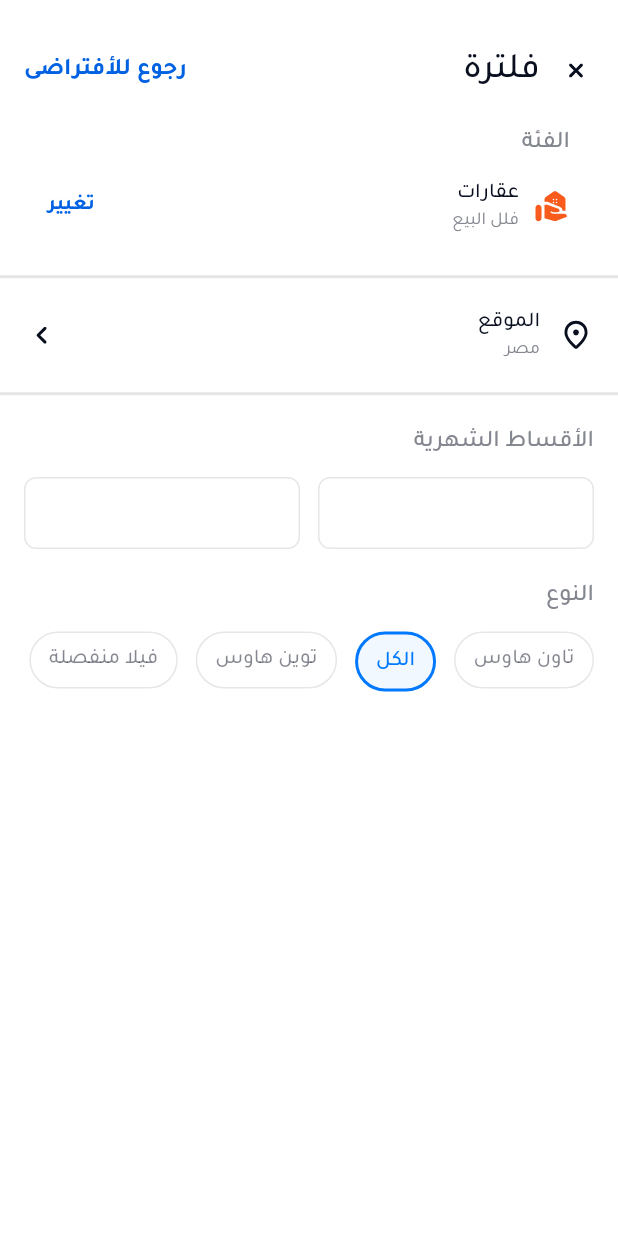
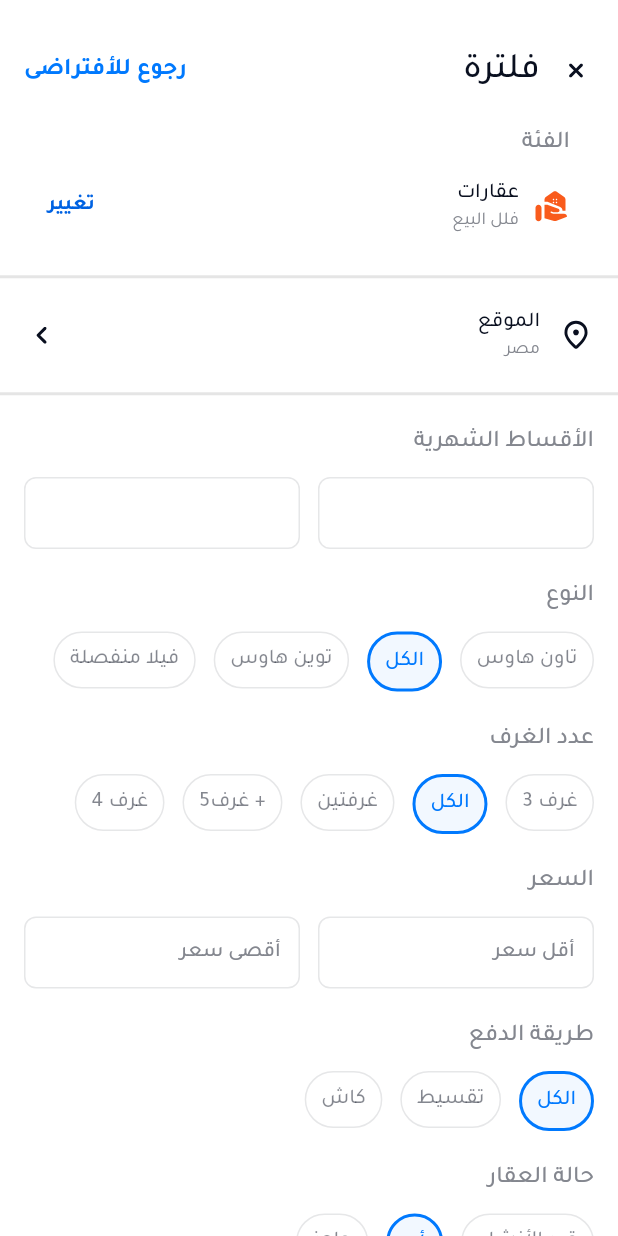
Before and after one commit to Korya25/itlegend_flutter_challenge_mahmoud_mohamed, a Flutter app: the FilteringView screen opened by its route, on a phone screen of 412 x 824 dp. Run offline on Flutter 3.47's test engine with Material 3 defaults, Android fonts, the light colour scheme and no system bars; our stand-ins replace bloc, flutter_bloc, flutter_svg, get_it, go_router, sqflite; accounts and stored records are empty.

Commit message:
add filtering view aui

```diff
--- /dev/null
+++ b/lib/core/presentation/widgets/custom_button.dart
@@ -0,0 +1,18 @@
+import 'package:flutter/material.dart';
+
+class CustomButton extends StatelessWidget {
+  const CustomButton({super.key, required this.child});
+  final Widget child;
+  @override
+  Widget build(BuildContext context) {
+    return Container(
+      width: double.infinity,
+      height: 44,
+      decoration: ShapeDecoration(
+        color: Color(0xFF0079FE),
+        shape: RoundedRectangleBorder(borderRadius: BorderRadius.circular(32)),
+      ),
+      child: child,
+    );
+  }
+}
--- a/lib/features/Filtering/presentation/widgets/available_filters_sections.dart
+++ b/lib/features/Filtering/presentation/widgets/available_filters_sections.dart
@@ -1,42 +1,145 @@
 import 'package:flutter/material.dart';
+import 'package:itlegend_flutter_challenge/core/presentation/widgets/custom_button.dart';
+import 'package:itlegend_flutter_challenge/core/style/font/app_text_styles.dart';
+import 'package:itlegend_flutter_challenge/core/style/theme/app_colors.dart';
 import 'package:itlegend_flutter_challenge/features/Filtering/presentation/widgets/filtering_category_section.dart';
-import 'package:itlegend_flutter_challenge/features/Filtering/presentation/widgets/filtering_installment_section.dart';
+import 'package:itlegend_flutter_challenge/features/Filtering/presentation/widgets/filtering_double_input_section.dart';
 import 'package:itlegend_flutter_challenge/features/Filtering/presentation/widgets/filtering_type_section.dart';
-import 'package:itlegend_flutter_challenge/features/Filtering/presentation/widgets/filtring_location_section.dart';
-import 'package:itlegend_flutter_challenge/features/Filtering/presentation/widgets/filtring_sections_divider.dart';
+import 'package:itlegend_flutter_challenge/features/Filtering/presentation/widgets/filtering_location_section.dart';
+import 'package:itlegend_flutter_challenge/features/Filtering/presentation/widgets/filtering_sections_divider.dart';
 
-class AvailableFiltersSections extends StatelessWidget {
+class AvailableFiltersSections extends StatefulWidget {
   const AvailableFiltersSections({super.key});
 
   @override
+  State<AvailableFiltersSections> createState() =>
+      _AvailableFiltersSectionsState();
+}
+
+class _AvailableFiltersSectionsState extends State<AvailableFiltersSections> {
+  String propertyTypesselectedType = 'الكل';
+  String roomsCountselectedType = 'الكل';
+  String paymentMethodselectedType = 'الكل';
+  String condtionselectedType = 'أي';
+
+  final List<String> propertyTypes = [
+    'فيلا منفصلة',
+    'توين هاوس',
+    'الكل',
+    'تاون هاوس',
+  ];
+  final List<String> roomsCount = [
+    '4 غرف',
+    '5غرف +',
+    'غرفتين',
+    'الكل',
+    '3 غرف',
+  ];
+  final List<String> paymentMethod = ['كاش', 'تقسيط', 'الكل'];
+  final List<String> condtion = ['جاهز', 'أي', 'قيد الأنشاء'];
+  @override
   Widget build(BuildContext context) {
-    return Column(
+    return SingleChildScrollView(
+      child: Column(
         children: [
           Padding(
-          padding: EdgeInsetsGeometry.symmetric(horizontal: 16),
+            padding: EdgeInsets.symmetric(horizontal: 16),
             child: FilteringCategorySection(),
           ),
-        //
-        FiltringSectionsDivider(),
-
+          FilteringSectionsDivider(),
           Padding(
-          padding: EdgeInsetsGeometry.symmetric(horizontal: 16),
+            padding: EdgeInsets.symmetric(horizontal: 16),
             child: FilteringLocationSection(),
           ),
-
-        FiltringSectionsDivider(),
-
+          FilteringSectionsDivider(),
           Padding(
-          padding: EdgeInsetsGeometry.symmetric(horizontal: 16),
-          child: FilteringInstallmentSection(),
+            padding: EdgeInsets.symmetric(horizontal: 16),
+            child: FilteringInstallmentSection(label: 'الأقساط الشهرية'),
           ),
           SizedBox(height: 20),
+          Padding(
+            padding: EdgeInsets.symmetric(horizontal: 16),
+            child: FilteringTypeSection(
+              title: 'النوع',
+              types: propertyTypes,
+              selectedLabel: propertyTypesselectedType,
+              onChanged: (newType) {
+                setState(() {
+                  propertyTypesselectedType = newType;
+                });
+              },
+            ),
+          ),
+          SizedBox(height: 20),
+          Padding(
+            padding: EdgeInsets.symmetric(horizontal: 16),
+            child: FilteringTypeSection(
+              title: 'عدد الغرف',
+              types: roomsCount,
+              selectedLabel: roomsCountselectedType,
+              onChanged: (newType) {
+                setState(() {
+                  roomsCountselectedType = newType;
+                });
+              },
+            ),
+          ),
+          SizedBox(height: 20),
+          Padding(
+            padding: EdgeInsets.symmetric(horizontal: 16),
+            child: FilteringInstallmentSection(
+              label: 'السعر',
+              leftBoxLabel: 'أقصى سعر',
+              rightBoxLabel: 'أقل سعر',
+            ),
+          ),
 
+          SizedBox(height: 20),
           Padding(
-          padding: EdgeInsetsGeometry.symmetric(horizontal: 16),
-          child: FilteringTypeSection(),
+            padding: EdgeInsets.symmetric(horizontal: 16),
+            child: FilteringTypeSection(
+              title: 'طريقة الدفع',
+              types: paymentMethod,
+              selectedLabel: paymentMethodselectedType,
+              onChanged: (newType) {
+                setState(() {
+                  paymentMethodselectedType = newType;
+                });
+              },
             ),
+          ),
+          SizedBox(height: 20),
+          Padding(
+            padding: EdgeInsets.symmetric(horizontal: 16),
+            child: FilteringTypeSection(
+              title: 'حالة العقار',
+              types: condtion,
+              selectedLabel: condtionselectedType,
+              onChanged: (newType) {
+                setState(() {
+                  condtionselectedType = newType;
+                });
+              },
+            ),
+          ),
+          SizedBox(height: 60),
+          Padding(
+            padding: const EdgeInsets.symmetric(horizontal: 16),
+            child: CustomButton(
+              child: Center(
+                child: Text(
+                  'شاهد 10,000+ نتائج',
+                  textAlign: TextAlign.center,
+                  style: AppTextStyles.font16Bold().copyWith(
+                    color: AppColors.backPrimary,
+                  ),
+                ),
+              ),
+            ),
+          ),
+          SizedBox(height: 30),
         ],
+      ),
     );
   }
 }
--- a/lib/features/Filtering/presentation/widgets/filter_chipitem.dart
+++ b/lib/features/Filtering/presentation/widgets/filter_chipitem.dart
@@ -22,7 +22,7 @@ class FilterChipItem extends StatelessWidget {
       onTap: onTap,
       child: AnimatedContainer(
         duration: const Duration(milliseconds: 200),
-        padding: const EdgeInsets.symmetric(horizontal: 12, vertical: 8),
+        padding: const EdgeInsets.symmetric(horizontal: 10, vertical: 8),
         decoration: ShapeDecoration(
           color: isSelected
               ? AppColors.continerPrimary.withOpacity(0.05)
--- /dev/null
+++ b/lib/features/Filtering/presentation/widgets/filtering_double_input_section.dart
@@ -0,0 +1,70 @@
+// ignore_for_file: deprecated_member_use
+
+import 'package:flutter/material.dart';
+import 'package:itlegend_flutter_challenge/core/style/font/app_text_styles.dart';
+import 'package:itlegend_flutter_challenge/core/style/theme/app_colors.dart';
+
+class FilteringInstallmentSection extends StatelessWidget {
+  const FilteringInstallmentSection({
+    super.key,
+    required this.label,
+    this.leftBoxLabel,
+    this.rightBoxLabel,
+  });
+  final String label;
+  final String? leftBoxLabel;
+  final String? rightBoxLabel;
+  @override
+  Widget build(BuildContext context) {
+    return Column(
+      crossAxisAlignment: CrossAxisAlignment.end,
+      children: [
+        Text(
+          label,
+          style: AppTextStyles.font16PrimaryMeduim().copyWith(
+            color: AppColors.textAndIconGrey,
+          ),
+        ),
+        const SizedBox(height: 12),
+        Row(
+          children: [
+            Expanded(child: _InstallmentCard(label: leftBoxLabel)),
+            SizedBox(width: 12),
+            Expanded(child: _InstallmentCard(label: rightBoxLabel)),
+          ],
+        ),
+      ],
+    );
+  }
+}
+
+class _InstallmentCard extends StatelessWidget {
+  const _InstallmentCard({this.label});
+  final String? label;
+  @override
+  Widget build(BuildContext context) {
+    return Container(
+      height: 48,
+      padding: const EdgeInsets.symmetric(horizontal: 12),
+      decoration: ShapeDecoration(
+        color: Colors.white,
+        shape: RoundedRectangleBorder(
+          borderRadius: BorderRadius.circular(8),
+          side: BorderSide(
+            width: 1,
+            color: AppColors.textAndIconPrimary.withOpacity(0.1),
+          ),
+        ),
+      ),
+      child: Align(
+        alignment: Alignment.centerRight,
+        child: Text(
+          label ?? '',
+          style: AppTextStyles.font14MeduimPrimary().copyWith(
+            color: AppColors.textAndIconGrey,
+          ),
+        ),
+      ),
+    );
+  }
+}
--- a/lib/features/Filtering/presentation/widgets/filtering_header.dart
+++ b/lib/features/Filtering/presentation/widgets/filtering_header.dart
@@ -17,7 +17,7 @@ class FilteringHeader extends StatelessWidget {
         Text(
           'رجوع للأفتراضى',
           textAlign: TextAlign.center,
-          style: AppTextStyles.font16Bold().copyWith(color: AppColors.primary),
+          style: AppTextStyles.font16Bold().copyWith(color: Color(0xff0079FE)),
         ),
         Row(
           spacing: 12,
--- a/lib/features/Filtering/presentation/widgets/filtering_installment_section.dart
+++ /dev/null
@@ -1,55 +0,0 @@
-// ignore_for_file: deprecated_member_use
-
-import 'package:flutter/material.dart';
-import 'package:itlegend_flutter_challenge/core/style/font/app_text_styles.dart';
-import 'package:itlegend_flutter_challenge/core/style/theme/app_colors.dart';
-
-class FilteringInstallmentSection extends StatelessWidget {
-  const FilteringInstallmentSection({super.key});
-
-  @override
-  Widget build(BuildContext context) {
-    return Container(
-      width: double.infinity,
-      child: Column(
-        crossAxisAlignment: CrossAxisAlignment.end,
-        children: [
-          Text(
-            'الأقساط الشهرية',
-            style: AppTextStyles.font16PrimaryMeduim().copyWith(
-              color: AppColors.textAndIconGrey,
-            ),
-          ),
-          const SizedBox(height: 12),
-          Row(
-            spacing: 12,
-            mainAxisAlignment: MainAxisAlignment.spaceBetween,
-            children: [_InstallmentCard(), _InstallmentCard()],
-          ),
-        ],
-      ),
-    );
-  }
-}
-
-class _InstallmentCard extends StatelessWidget {
-  @override
-  Widget build(BuildContext context) {
-    return Expanded(
-      child: Container(
-        height: 48,
-        padding: const EdgeInsets.symmetric(horizontal: 12),
-        decoration: ShapeDecoration(
-          color: Colors.white,
-          shape: RoundedRectangleBorder(
-            borderRadius: BorderRadius.circular(8),
-            side: BorderSide(
-              width: 1,
-              color: AppColors.textAndIconPrimary.withOpacity(0.1),
-            ),
-          ),
-        ),
-      ),
-    );
-  }
-}
--- a/lib/features/Filtering/presentation/widgets/filtring_sections_divider.dart
+++ b/lib/features/Filtering/presentation/widgets/filtering_sections_divider.dart
@@ -2,8 +2,8 @@
 
 import 'package:flutter/material.dart';
 
-class FiltringSectionsDivider extends StatelessWidget {
-  const FiltringSectionsDivider({super.key});
+class FilteringSectionsDivider extends StatelessWidget {
+  const FilteringSectionsDivider({super.key});
 
   @override
   Widget build(BuildContext context) {
--- a/lib/features/Filtering/presentation/widgets/filtering_type_section.dart
+++ b/lib/features/Filtering/presentation/widgets/filtering_type_section.dart
@@ -1,54 +1,49 @@
-// ignore_for_file: deprecated_member_use
-
 import 'package:flutter/material.dart';
 import 'package:itlegend_flutter_challenge/core/style/font/app_text_styles.dart';
-import 'package:itlegend_flutter_challenge/core/style/font/font_weight_helper.dart';
 import 'package:itlegend_flutter_challenge/core/style/theme/app_colors.dart';
 import 'package:itlegend_flutter_challenge/features/Filtering/presentation/widgets/filter_chipItem.dart';
 
-class FilteringTypeSection extends StatefulWidget {
-  const FilteringTypeSection({super.key});
+class FilteringTypeSection extends StatelessWidget {
+  final String title;
+  final List<String> types;
+  final String selectedLabel;
+  final ValueChanged<String> onChanged;
 
-  @override
-  State<FilteringTypeSection> createState() => _FilteringTypeSectionState();
-}
-
-class _FilteringTypeSectionState extends State<FilteringTypeSection> {
-  String selectedLabel = 'الكل';
-
-  final List<String> types = ['فيلا منفصلة', 'توين هاوس', 'الكل', 'تاون هاوس'];
+  const FilteringTypeSection({
+    super.key,
+    required this.title,
+    required this.types,
+    required this.selectedLabel,
+    required this.onChanged,
+  });
 
   @override
   Widget build(BuildContext context) {
     return Container(
       width: double.infinity,
       child: Column(
-        spacing: 12,
         crossAxisAlignment: CrossAxisAlignment.end,
         children: [
           Text(
-            'النوع',
+            title,
             style: AppTextStyles.font16PrimaryMeduim().copyWith(
               color: AppColors.textAndIconGrey,
             ),
           ),
+          const SizedBox(height: 12),
           Wrap(
             alignment: WrapAlignment.end,
             spacing: 12,
             runSpacing: 12,
-            children: [
-              ...types.map(
-                (label) => FilterChipItem(
-                  label: label,
-                  isSelected: selectedLabel == label,
-                  onTap: () {
-                    setState(() {
-                      selectedLabel = label;
-                    });
-                  },
-                ),
-              ),
-            ],
+            children: types
+                .map(
+                  (label) => FilterChipItem(
+                    label: label,
+                    isSelected: selectedLabel == label,
+                    onTap: () => onChanged(label),
+                  ),
+                )
+                .toList(),
           ),
         ],
       ),
--- a/lib/features/plans_selected/presentation/widgets/plans_next_button.dart
+++ b/lib/features/plans_selected/presentation/widgets/plans_next_button.dart
@@ -1,14 +1,14 @@
 // ignore_for_file: deprecated_member_use
 
 import 'package:flutter/material.dart';
-import 'package:flutter_svg/flutter_svg.dart';
+import 'package:flutter_svg/svg.dart';
 import 'package:itlegend_flutter_challenge/core/constants/app_assets.dart';
+import 'package:itlegend_flutter_challenge/core/presentation/widgets/custom_button.dart';
 import 'package:itlegend_flutter_challenge/core/style/font/app_text_styles.dart';
 import 'package:itlegend_flutter_challenge/core/style/theme/app_colors.dart';
 
 class PlansNextButton extends StatelessWidget {
   const PlansNextButton({super.key});
-
   @override
   Widget build(BuildContext context) {
     return Container(
@@ -23,15 +23,7 @@ class PlansNextButton extends StatelessWidget {
         ),
         child: Padding(
           padding: const EdgeInsets.only(left: 16, right: 16, bottom: 10),
-          child: Container(
-            width: double.infinity,
-            height: 44,
-            decoration: ShapeDecoration(
-              color: Color(0xFF0079FE),
-              shape: RoundedRectangleBorder(
-                borderRadius: BorderRadius.circular(32),
-              ),
-            ),
+          child: CustomButton(
             child: Row(
               spacing: 4,
               mainAxisAlignment: MainAxisAlignment.center,
```
Also changed, not shown: lib/features/Filtering/presentation/widgets/filtering_location_section.dart (renamed from lib/features/Filtering/presentation/widgets/filtring_location_section.dart). Lines whose indentation alone changed are shown as unchanged.
